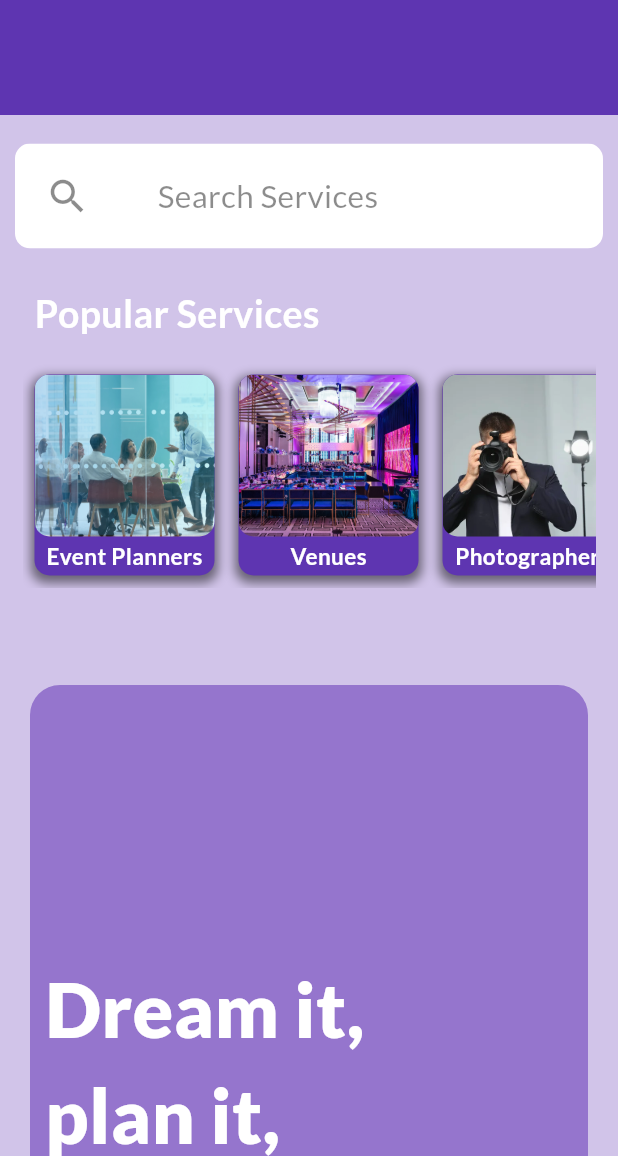
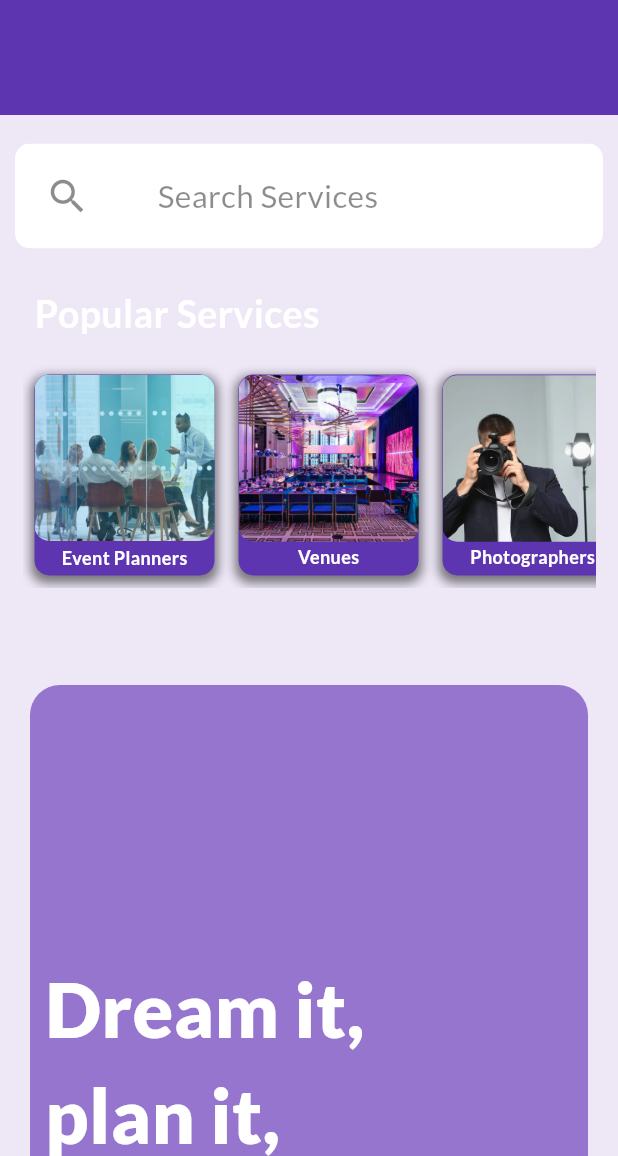
Before and after one commit to jayawardhanadskp/EventHub, a Flutter app: the customerHomePage screen opened by its route, on a phone screen of 412 x 824 dp, the part 80-1236 px from its top. Run offline on Flutter 3.47's test engine with Material 3 defaults, Android fonts, the phone set to English and light mode, and no system bars; our stand-ins replace cloud_firestore, curved_navigation_bar, firebase_auth, firebase_core, firebase_messaging, firebase_storage and 8 more; missing offline and left inert: favorite_button, flutter_facebook_auth; accounts and stored records are empty; network calls fail; statements that could not run were skipped.

Commit message:
customer

```diff
--- a/lib/views/home/customer_home.dart
+++ b/lib/views/home/customer_home.dart
@@ -59,7 +59,7 @@
   Widget build(BuildContext context) {
     return Scaffold(
       key: _scaffoldKey,
-      backgroundColor: Colors.deepPurple[100],
+      backgroundColor: Colors.deepPurple[50],
       body: CustomScrollView(
         slivers: [
           SliverAppBar(
@@ -137,7 +137,7 @@
             child: Padding(
               padding: const EdgeInsets.only(top: 10.0),
               child: Container(
-                color: Colors.deepPurple[100],
+                color: Colors.deepPurple[50],
                 child: Padding(
                   padding: const EdgeInsets.all(15.0),
                   child: popularServiceList(), // popular service list
--- a/lib/views/login/customer_login/customer_login.dart
+++ b/lib/views/login/customer_login/customer_login.dart
@@ -161,8 +161,9 @@
               ),
               ElevatedButton(
                 onPressed: _signIn,
-                child:
-                _isSigning ? CircularProgressIndicator(color: Colors.blue.shade900): const Text("LOGIN"),
+                child: _isSigning
+                    ? CircularProgressIndicator(color: Colors.blue.shade900)
+                    : const Text("LOGIN"),
                 style: ElevatedButton.styleFrom(
                   shape: RoundedRectangleBorder(
                     borderRadius: BorderRadius.circular(5.0),
@@ -170,12 +171,14 @@
                   padding: const EdgeInsets.all(15.0),
                   fixedSize: const Size(230, 60),
                   textStyle: const TextStyle(fontSize: 18, fontWeight: FontWeight.bold),
-                  primary: Colors.white,
-                  onPrimary: Colors.blue.shade900,
+                  backgroundColor: Colors.white,
+                  foregroundColor: Colors.blue.shade900,
                   elevation: 10,
                   shadowColor: Colors.blue.shade900,
                 ),
               ),
+
+
 
               const SizedBox(
                 height: 13,
--- a/lib/views/login/customer_login/customer_signup.dart
+++ b/lib/views/login/customer_login/customer_signup.dart
@@ -288,8 +288,8 @@
                     padding: const EdgeInsets.all(15.0),
                     fixedSize: const Size(230, 60),
                     textStyle: const TextStyle(fontSize: 18, fontWeight: FontWeight.bold),
-                    primary: Colors.white,
-                    onPrimary: Colors.blue.shade900,
+                    backgroundColor: Colors.white,
+                    foregroundColor: Colors.blue.shade900,
                     elevation: 10,
                     shadowColor: Colors.blue.shade900,
                   ),
--- a/lib/widgets/banner_customer_home.dart
+++ b/lib/widgets/banner_customer_home.dart
@@ -84,7 +84,7 @@
                     Padding(
                       padding: EdgeInsets.only(top: 180.0, left: 10),
                       child: Text(
-                        "Dream it,         plan it,               live it...",
+                        "Dream it, \nplan it,      \nlive it...",
                         style: TextStyle(
                             color: Colors.white,
                             fontSize: 50,
--- a/lib/widgets/popular_services.dart
+++ b/lib/widgets/popular_services.dart
@@ -49,14 +49,14 @@
                       ],
                     ),
                     child: Column(
-                      mainAxisAlignment: MainAxisAlignment.center,
+                      mainAxisAlignment: MainAxisAlignment.spaceBetween,
                       children: [
                         ClipRRect(
                           borderRadius: BorderRadius.circular(10),
                           child: Image.asset(
                             'assets/event-planners.png',
-                            width: 120,
-                            height: 108,
+                            width: 121,
+                            height: 111,
                             fit: BoxFit.cover,
                           ),
                         ),
@@ -65,7 +65,7 @@
                           'Event Planners',
                           style: TextStyle(
                               color: Colors.white,
-                              fontSize: 15,
+                              fontSize: 12,
                               fontWeight: FontWeight.w600),
                         ),
                         const SizedBox(
@@ -101,8 +101,8 @@
                           borderRadius: BorderRadius.circular(10),
                           child: Image.asset(
                             'assets/venus.jpg',
-                            width: 120,
-                            height: 108,
+                            width: 121,
+                            height: 111,
                             fit: BoxFit.cover,
                           ),
                         ),
@@ -111,7 +111,7 @@
                           'Venues',
                           style: TextStyle(
                               color: Colors.white,
-                              fontSize: 15,
+                              fontSize: 12,
                               fontWeight: FontWeight.w600),
                         ),
                         const SizedBox(
@@ -147,8 +147,8 @@
                           borderRadius: BorderRadius.circular(10),
                           child: Image.asset(
                             'assets/photographer.jpg',
-                            width: 120,
-                            height: 108,
+                            width: 121,
+                            height: 111,
                             fit: BoxFit.cover,
                           ),
                         ),
@@ -157,7 +157,7 @@
                           'Photographers',
                           style: TextStyle(
                               color: Colors.white,
-                              fontSize: 15,
+                              fontSize: 12,
                               fontWeight: FontWeight.w600),
                         ),
                         const SizedBox(
@@ -193,8 +193,8 @@
                           borderRadius: BorderRadius.circular(10),
                           child: Image.asset(
                             'assets/florists.jpeg',
-                            width: 120,
-                            height: 108,
+                            width: 121,
+                            height: 111,
                             fit: BoxFit.cover,
                           ),
                         ),
@@ -203,7 +203,7 @@
                           'Florists',
                           style: TextStyle(
                               color: Colors.white,
-                              fontSize: 15,
+                              fontSize: 12,
                               fontWeight: FontWeight.w600),
                         ),
                         const SizedBox(
@@ -239,8 +239,8 @@
                           borderRadius: BorderRadius.circular(10),
                           child: Image.asset(
                             'assets/entertainers.png',
-                            width: 120,
-                            height: 108,
+                            width: 121,
+                            height: 111,
                             fit: BoxFit.cover,
                           ),
                         ),
@@ -249,7 +249,7 @@
                           'Entertainers',
                           style: TextStyle(
                               color: Colors.white,
-                              fontSize: 15,
+                              fontSize: 12,
                               fontWeight: FontWeight.w600),
                         ),
                         const SizedBox(
@@ -285,8 +285,8 @@
                           borderRadius: BorderRadius.circular(10),
                           child: Image.asset(
                             'assets/wedding-planner.png',
-                            width: 120,
-                            height: 108,
+                            width: 121,
+                            height: 111,
                             fit: BoxFit.cover,
                           ),
                         ),
@@ -295,7 +295,7 @@
                           'Wedding Planner',
                           style: TextStyle(
                               color: Colors.white,
-                              fontSize: 15,
+                              fontSize: 12,
                               fontWeight: FontWeight.w600),
                         ),
                         const SizedBox(
@@ -328,11 +328,11 @@
                       mainAxisAlignment: MainAxisAlignment.center,
                       children: [
                         ClipRRect(
-                          borderRadius: BorderRadius.circular(10),
+                          borderRadius: BorderRadius.circular( 10),
                           child: Image.asset(
                             'assets/bar-service.jpg',
-                            width: 120,
-                            height: 108,
+                            width: 121,
+                            height: 111,
                             fit: BoxFit.cover,
                           ),
                         ),
@@ -341,7 +341,7 @@
                           'Bar Services',
                           style: TextStyle(
                               color: Colors.white,
-                              fontSize: 15,
+                              fontSize: 12,
                               fontWeight: FontWeight.w600),
                         ),
                         const SizedBox(
```
